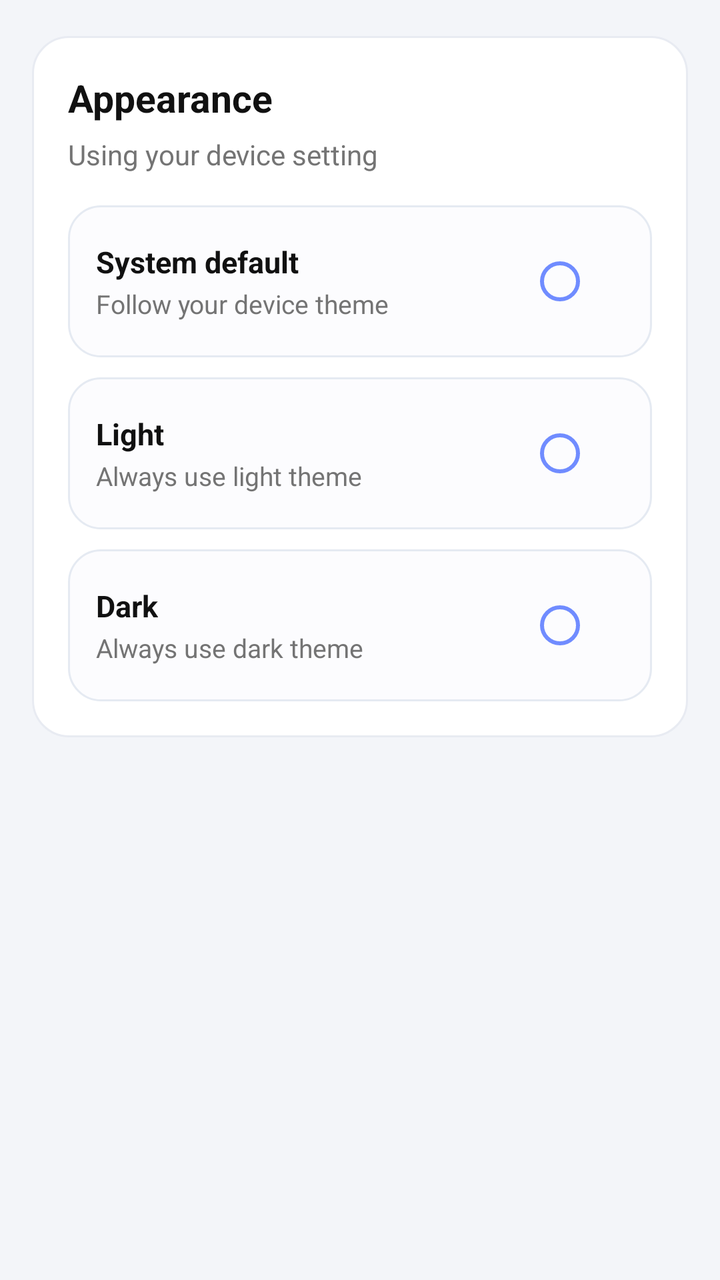
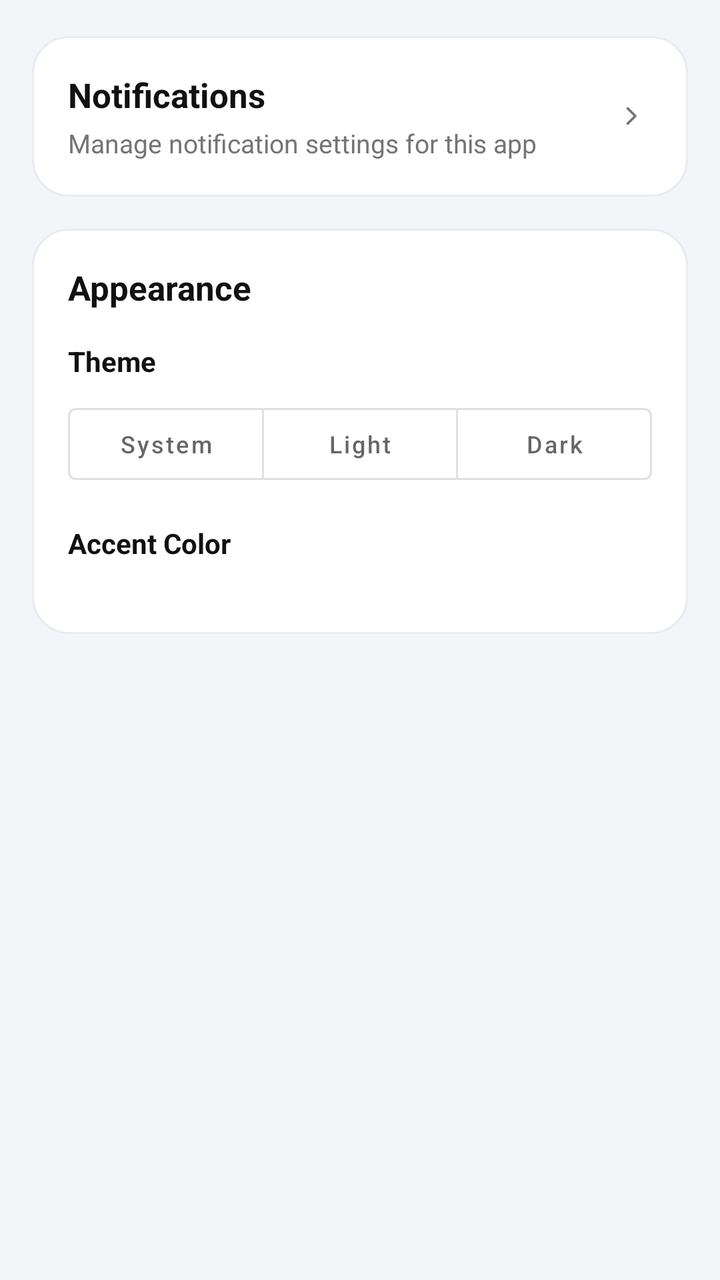

Screens rendered from an Android XML layout before and after an edit, with the pre-edit source and the edit as a unified diff.
<!-- AndroidManifest.xml: application theme Theme.GrowDaily -->
<!-- res/layout/fragment_settings.xml -->
<?xml version="1.0" encoding="utf-8"?>
<ScrollView xmlns:android="http://schemas.android.com/apk/res/android"
    android:layout_width="match_parent"
    android:layout_height="match_parent"
    android:background="@color/task_screen_bg"
    android:fillViewport="true">

    <LinearLayout
        android:layout_width="match_parent"
        android:layout_height="wrap_content"
        android:orientation="vertical"
        android:paddingHorizontal="16dp"
        android:paddingTop="18dp"
        android:paddingBottom="24dp">

        <LinearLayout
            android:layout_width="match_parent"
            android:layout_height="wrap_content"
            android:background="@drawable/task_fragment_card"
            android:orientation="vertical"
            android:padding="18dp">

            <TextView
                android:layout_width="match_parent"
                android:layout_height="wrap_content"
                android:text="Appearance"
                android:textColor="@color/task_text_primary"
                android:textSize="19sp"
                android:textStyle="bold" />

            <TextView
                android:id="@+id/txtThemeSummary"
                android:layout_width="match_parent"
                android:layout_height="wrap_content"
                android:layout_marginTop="6dp"
                android:layout_marginBottom="16dp"
                android:text="Using your device setting"
                android:textColor="@color/task_text_secondary"
                android:textSize="14sp" />

            <LinearLayout
                android:id="@+id/themeSystemRow"
                android:layout_width="match_parent"
                android:layout_height="wrap_content"
                android:background="@drawable/completion_dialog_row_bg"
                android:gravity="center_vertical"
                android:orientation="horizontal"
                android:paddingHorizontal="14dp"
                android:paddingVertical="14dp">

                <LinearLayout
                    android:layout_width="0dp"
                    android:layout_height="wrap_content"
                    android:layout_weight="1"
                    android:orientation="vertical">

                    <TextView
                        android:layout_width="wrap_content"
                        android:layout_height="wrap_content"
                        android:text="System default"
                        android:textColor="@color/task_text_primary"
                        android:textSize="15sp"
                        android:textStyle="bold" />

                    <TextView
                        android:layout_width="wrap_content"
                        android:layout_height="wrap_content"
                        android:layout_marginTop="2dp"
                        android:text="Follow your device theme"
                        android:textColor="@color/task_text_secondary"
                        android:textSize="13sp" />
                </LinearLayout>

                <RadioButton
                    android:id="@+id/rbThemeSystem"
                    android:layout_width="wrap_content"
                    android:layout_height="wrap_content"
                    android:buttonTint="@color/brand_blue" />
            </LinearLayout>

            <LinearLayout
                android:id="@+id/themeLightRow"
                android:layout_width="match_parent"
                android:layout_height="wrap_content"
                android:layout_marginTop="10dp"
                android:background="@drawable/completion_dialog_row_bg"
                android:gravity="center_vertical"
                android:orientation="horizontal"
                android:paddingHorizontal="14dp"
                android:paddingVertical="14dp">

                <LinearLayout
                    android:layout_width="0dp"
                    android:layout_height="wrap_content"
                    android:layout_weight="1"
                    android:orientation="vertical">

                    <TextView
                        android:layout_width="wrap_content"
                        android:layout_height="wrap_content"
                        android:text="Light"
                        android:textColor="@color/task_text_primary"
                        android:textSize="15sp"
                        android:textStyle="bold" />

                    <TextView
                        android:layout_width="wrap_content"
                        android:layout_height="wrap_content"
                        android:layout_marginTop="2dp"
                        android:text="Always use light theme"
                        android:textColor="@color/task_text_secondary"
                        android:textSize="13sp" />
                </LinearLayout>

                <RadioButton
                    android:id="@+id/rbThemeLight"
                    android:layout_width="wrap_content"
                    android:layout_height="wrap_content"
                    android:buttonTint="@color/brand_blue" />
            </LinearLayout>

            <LinearLayout
                android:id="@+id/themeDarkRow"
                android:layout_width="match_parent"
                android:layout_height="wrap_content"
                android:layout_marginTop="10dp"
                android:background="@drawable/completion_dialog_row_bg"
                android:gravity="center_vertical"
                android:orientation="horizontal"
                android:paddingHorizontal="14dp"
                android:paddingVertical="14dp">

                <LinearLayout
                    android:layout_width="0dp"
                    android:layout_height="wrap_content"
                    android:layout_weight="1"
                    android:orientation="vertical">

                    <TextView
                        android:layout_width="wrap_content"
                        android:layout_height="wrap_content"
                        android:text="Dark"
                        android:textColor="@color/task_text_primary"
                        android:textSize="15sp"
                        android:textStyle="bold" />

                    <TextView
                        android:layout_width="wrap_content"
                        android:layout_height="wrap_content"
                        android:layout_marginTop="2dp"
                        android:text="Always use dark theme"
                        android:textColor="@color/task_text_secondary"
                        android:textSize="13sp" />
                </LinearLayout>

                <RadioButton
                    android:id="@+id/rbThemeDark"
                    android:layout_width="wrap_content"
                    android:layout_height="wrap_content"
                    android:buttonTint="@color/brand_blue" />
            </LinearLayout>

        </LinearLayout>

    </LinearLayout>
</ScrollView>
<!-- resources referenced by this layout -->
<resources>
  <color name="brand_blue">#708CFF</color>
  <color name="task_screen_bg">#F3F5F9</color>
  <color name="task_text_primary">#111111</color>
  <color name="task_text_secondary">#747474</color>
  <!-- drawable completion_dialog_row_bg (drawable) -->
  <?xml version="1.0" encoding="utf-8"?>
  <shape xmlns:android="http://schemas.android.com/apk/res/android" android:shape="rectangle">
      <solid android:color="@color/completion_dialog_row_surface" />
      <stroke
          android:width="1dp"
          android:color="@color/completion_dialog_stroke" />
      <corners android:radius="16dp" />
  </shape>
  <!-- drawable task_fragment_card (drawable) -->
  <?xml version="1.0" encoding="utf-8"?>
  <shape xmlns:android="http://schemas.android.com/apk/res/android" android:shape="rectangle">
      <solid android:color="@color/task_card_surface"/>
      <corners android:radius="18dp"/>
      <stroke
          android:width="1dp"
          android:color="@color/task_card_stroke" />
  </shape>
  <style name="Theme.GrowDaily" parent="Theme.MaterialComponents.DayNight.DarkActionBar">
          
          <item name="colorPrimary">@color/app_bar_surface</item>
          <item name="colorPrimaryVariant">@color/app_bar_surface</item>
          <item name="colorOnPrimary">@color/app_bar_content</item>
  
          
          <item name="colorSecondary">@color/brand_blue</item>
          <item name="colorSecondaryVariant">@color/brand_blue</item>
          <item name="colorOnSecondary">@color/white</item>
  
          
          <item name="android:statusBarColor">@color/app_bar_surface</item>
          <item name="android:windowLightStatusBar">true</item>
          <item name="android:forceDarkAllowed">false</item>
      </style>
  <color name="completion_dialog_row_surface">#FCFCFE</color>
  <color name="completion_dialog_stroke">#E5EAF2</color>
  <color name="task_card_surface">#FFFFFF</color>
  <color name="task_card_stroke">#E8EBF2</color>
  <color name="app_bar_surface">#F3F5F9</color>
  <color name="app_bar_content">#111111</color>
  <color name="white">#FFFFFF</color>
</resources>

<!-- the commit's change to res/layout/fragment_settings.xml (unified diff, before → after) -->
@@ -1,5 +1,6 @@
 <?xml version="1.0" encoding="utf-8"?>
 <ScrollView xmlns:android="http://schemas.android.com/apk/res/android"
+    xmlns:app="http://schemas.android.com/apk/res-auto"
     android:layout_width="match_parent"
     android:layout_height="match_parent"
     android:background="@color/task_screen_bg"
@@ -14,6 +15,47 @@
         android:paddingBottom="24dp">
 
         <LinearLayout
+            android:id="@+id/notificationsRow"
+            android:layout_width="match_parent"
+            android:layout_height="wrap_content"
+            android:background="@drawable/task_fragment_card"
+            android:gravity="center_vertical"
+            android:orientation="horizontal"
+            android:padding="18dp"
+            android:layout_marginBottom="16dp">
+
+            <LinearLayout
+                android:layout_width="0dp"
+                android:layout_height="wrap_content"
+                android:layout_weight="1"
+                android:orientation="vertical">
+
+                <TextView
+                    android:layout_width="wrap_content"
+                    android:layout_height="wrap_content"
+                    android:text="@string/settings_notifications_title"
+                    android:textColor="@color/task_text_primary"
+                    android:textSize="17sp"
+                    android:textStyle="bold" />
+
+                <TextView
+                    android:layout_width="wrap_content"
+                    android:layout_height="wrap_content"
+                    android:layout_marginTop="4dp"
+                    android:text="@string/settings_notifications_summary"
+                    android:textColor="@color/task_text_secondary"
+                    android:textSize="13sp" />
+            </LinearLayout>
+
+            <ImageView
+                android:layout_width="20dp"
+                android:layout_height="20dp"
+                android:contentDescription="@null"
+                android:src="@drawable/ic_right_arrow"
+                app:tint="@color/task_text_secondary" />
+        </LinearLayout>
+
+        <LinearLayout
             android:layout_width="match_parent"
             android:layout_height="wrap_content"
             android:background="@drawable/task_fragment_card"
@@ -25,140 +67,80 @@
                 android:layout_height="wrap_content"
                 android:text="Appearance"
                 android:textColor="@color/task_text_primary"
-                android:textSize="19sp"
+                android:textSize="17sp"
                 android:textStyle="bold" />
 
             <TextView
-                android:id="@+id/txtThemeSummary"
                 android:layout_width="match_parent"
                 android:layout_height="wrap_content"
-                android:layout_marginTop="6dp"
-                android:layout_marginBottom="16dp"
-                android:text="Using your device setting"
-                android:textColor="@color/task_text_secondary"
-                android:textSize="14sp" />
+                android:layout_marginTop="16dp"
+                android:text="Theme"
+                android:textColor="@color/task_text_primary"
+                android:textSize="14sp"
+                android:textStyle="bold" />
 
-            <LinearLayout
-                android:id="@+id/themeSystemRow"
+            <com.google.android.material.button.MaterialButtonToggleGroup
+                android:id="@+id/themeToggleGroup"
                 android:layout_width="match_parent"
                 android:layout_height="wrap_content"
-                android:background="@drawable/completion_dialog_row_bg"
-                android:gravity="center_vertical"
-                android:orientation="horizontal"
-                android:paddingHorizontal="14dp"
-                android:paddingVertical="14dp">
+                android:layout_marginTop="8dp"
+                app:selectionRequired="true"
+                app:singleSelection="true">
 
-                <LinearLayout
+                <com.google.android.material.button.MaterialButton
+                    android:id="@+id/btnThemeSystem"
+                    style="?attr/materialButtonOutlinedStyle"
                     android:layout_width="0dp"
                     android:layout_height="wrap_content"
                     android:layout_weight="1"
-                    android:orientation="vertical">
+                    android:text="System"
+                    android:textAllCaps="false"
+                    android:textSize="12sp" />
 
-                    <TextView
-                        android:layout_width="wrap_content"
-                        android:layout_height="wrap_content"
-                        android:text="System default"
-                        android:textColor="@color/task_text_primary"
-                        android:textSize="15sp"
-                        android:textStyle="bold" />
+                <com.google.android.material.button.MaterialButton
+                    android:id="@+id/btnThemeLight"
+                    style="?attr/materialButtonOutlinedStyle"
+                    android:layout_width="0dp"
+                    android:layout_height="wrap_content"
+                    android:layout_weight="1"
+                    android:text="Light"
+                    android:textAllCaps="false"
+                    android:textSize="12sp" />
 
-                    <TextView
-                        android:layout_width="wrap_content"
-                        android:layout_height="wrap_content"
-                        android:layout_marginTop="2dp"
-                        android:text="Follow your device theme"
-                        android:textColor="@color/task_text_secondary"
-                        android:textSize="13sp" />
-                </LinearLayout>
+                <com.google.android.material.button.MaterialButton
+                    android:id="@+id/btnThemeDark"
+                    style="?attr/materialButtonOutlinedStyle"
+                    android:layout_width="0dp"
+                    android:layout_height="wrap_content"
+                    android:layout_weight="1"
+                    android:text="Dark"
+                    android:textAllCaps="false"
+                    android:textSize="12sp" />
+            </com.google.android.material.button.MaterialButtonToggleGroup>
 
-                <RadioButton
-                    android:id="@+id/rbThemeSystem"
-                    android:layout_width="wrap_content"
-                    android:layout_height="wrap_content"
-                    android:buttonTint="@color/brand_blue" />
-            </LinearLayout>
+            <TextView
+                android:layout_width="match_parent"
+                android:layout_height="wrap_content"
+                android:layout_marginTop="16dp"
+                android:text="Accent Color"
+                android:textColor="@color/task_text_primary"
+                android:textSize="14sp"
+                android:textStyle="bold" />
 
-            <LinearLayout
-                android:id="@+id/themeLightRow"
+            <HorizontalScrollView
                 android:layout_width="match_parent"
                 android:layout_height="wrap_content"
                 android:layout_marginTop="10dp"
-                android:background="@drawable/completion_dialog_row_bg"
-                android:gravity="center_vertical"
-                android:orientation="horizontal"
-                android:paddingHorizontal="14dp"
-                android:paddingVertical="14dp">
+                android:scrollbars="none">
 
                 <LinearLayout
-                    android:layout_width="0dp"
-                    android:layout_height="wrap_content"
-                    android:layout_weight="1"
-                    android:orientation="vertical">
-
-                    <TextView
-                        android:layout_width="wrap_content"
-                        android:layout_height="wrap_content"
-                        android:text="Light"
-                        android:textColor="@color/task_text_primary"
-                        android:textSize="15sp"
-                        android:textStyle="bold" />
-
-                    <TextView
-                        android:layout_width="wrap_content"
-                        android:layout_height="wrap_content"
-                        android:layout_marginTop="2dp"
-                        android:text="Always use light theme"
-                        android:textColor="@color/task_text_secondary"
-                        android:textSize="13sp" />
-                </LinearLayout>
-
-                <RadioButton
-                    android:id="@+id/rbThemeLight"
+                    android:id="@+id/accentColorContainer"
                     android:layout_width="wrap_content"
                     android:layout_height="wrap_content"
-                    android:buttonTint="@color/brand_blue" />
-            </LinearLayout>
-
-            <LinearLayout
-                android:id="@+id/themeDarkRow"
-                android:layout_width="match_parent"
-                android:layout_height="wrap_content"
-                android:layout_marginTop="10dp"
-                android:background="@drawable/completion_dialog_row_bg"
-                android:gravity="center_vertical"
-                android:orientation="horizontal"
-                android:paddingHorizontal="14dp"
-                android:paddingVertical="14dp">
-
-                <LinearLayout
-                    android:layout_width="0dp"
-                    android:layout_height="wrap_content"
-                    android:layout_weight="1"
-                    android:orientation="vertical">
-
-                    <TextView
-                        android:layout_width="wrap_content"
-                        android:layout_height="wrap_content"
-                        android:text="Dark"
-                        android:textColor="@color/task_text_primary"
-                        android:textSize="15sp"
-                        android:textStyle="bold" />
-
-                    <TextView
-                        android:layout_width="wrap_content"
-                        android:layout_height="wrap_content"
-                        android:layout_marginTop="2dp"
-                        android:text="Always use dark theme"
-                        android:textColor="@color/task_text_secondary"
-                        android:textSize="13sp" />
-                </LinearLayout>
-
-                <RadioButton
-                    android:id="@+id/rbThemeDark"
-                    android:layout_width="wrap_content"
-                    android:layout_height="wrap_content"
-                    android:buttonTint="@color/brand_blue" />
-            </LinearLayout>
+                    android:gravity="center_vertical"
+                    android:orientation="horizontal"
+                    android:paddingVertical="4dp" />
+            </HorizontalScrollView>
 
         </LinearLayout>
 
<!-- resource entries referenced after the edit -->
@@ -4,15 +4,10 @@
   <color name="task_screen_bg">#F3F5F9</color>
   <color name="task_text_primary">#111111</color>
   <color name="task_text_secondary">#747474</color>
-  <!-- drawable completion_dialog_row_bg (drawable) -->
-  <?xml version="1.0" encoding="utf-8"?>
-  <shape xmlns:android="http://schemas.android.com/apk/res/android" android:shape="rectangle">
-      <solid android:color="@color/completion_dialog_row_surface" />
-      <stroke
-          android:width="1dp"
-          android:color="@color/completion_dialog_stroke" />
-      <corners android:radius="16dp" />
-  </shape>
+  <!-- drawable ic_right_arrow (drawable) -->
+  <vector xmlns:android="http://schemas.android.com/apk/res/android" android:width="24dp" android:height="24dp" android:viewportWidth="960" android:viewportHeight="960" android:tint="?attr/colorControlNormal" android:autoMirrored="true">
+      <path android:fillColor="@android:color/white" android:pathData="M517.85,480L354.92,317.08Q346.62,308.77 346.42,296.19Q346.23,283.62 354.92,274.92Q363.62,266.23 376,266.23Q388.38,266.23 397.08,274.92L576.85,454.69Q582.46,460.31 584.77,466.54Q587.08,472.77 587.08,480Q587.08,487.23 584.77,493.46Q582.46,499.69 576.85,505.31L397.08,685.08Q388.77,693.38 376.19,693.58Q363.62,693.77 354.92,685.08Q346.23,676.38 346.23,664Q346.23,651.62 354.92,642.92L517.85,480Z"/>
+  </vector>
   <!-- drawable task_fragment_card (drawable) -->
   <?xml version="1.0" encoding="utf-8"?>
   <shape xmlns:android="http://schemas.android.com/apk/res/android" android:shape="rectangle">
@@ -22,6 +17,8 @@
           android:width="1dp"
           android:color="@color/task_card_stroke" />
   </shape>
+  <string name="settings_notifications_summary">Manage notification settings for this app</string>
+  <string name="settings_notifications_title">Notifications</string>
   <style name="Theme.GrowDaily" parent="Theme.MaterialComponents.DayNight.DarkActionBar">
           
           <item name="colorPrimary">@color/app_bar_surface</item>
@@ -38,8 +35,6 @@
           <item name="android:windowLightStatusBar">true</item>
           <item name="android:forceDarkAllowed">false</item>
       </style>
-  <color name="completion_dialog_row_surface">#FCFCFE</color>
-  <color name="completion_dialog_stroke">#E5EAF2</color>
   <color name="task_card_surface">#FFFFFF</color>
   <color name="task_card_stroke">#E8EBF2</color>
   <color name="app_bar_surface">#F3F5F9</color>
